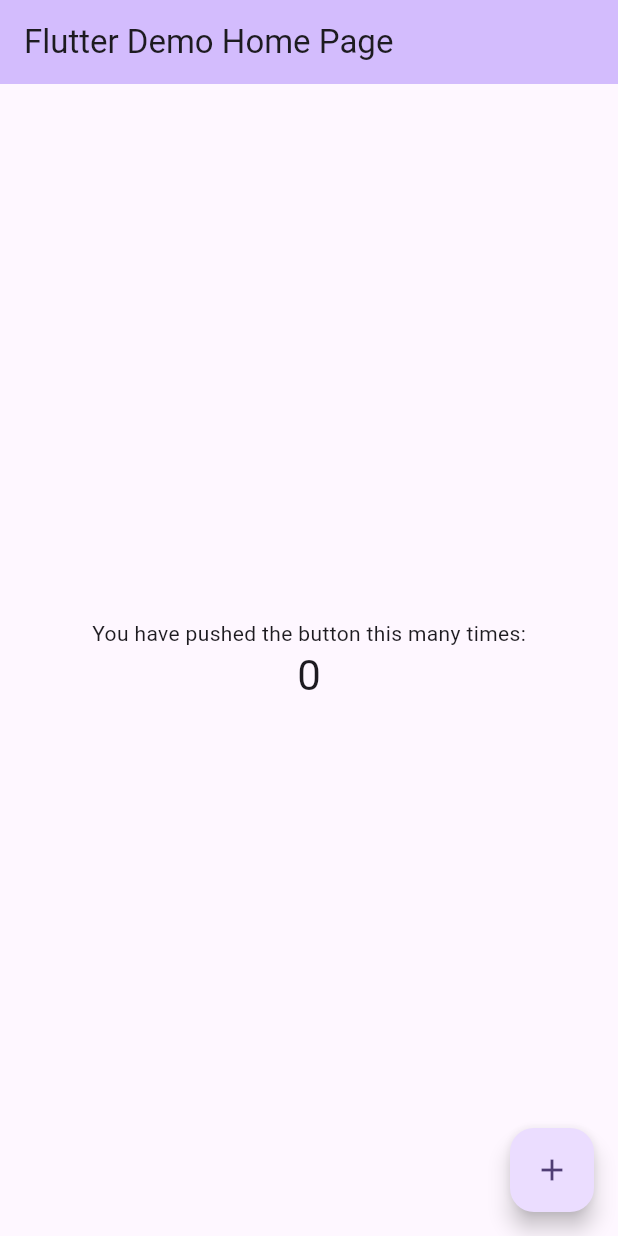
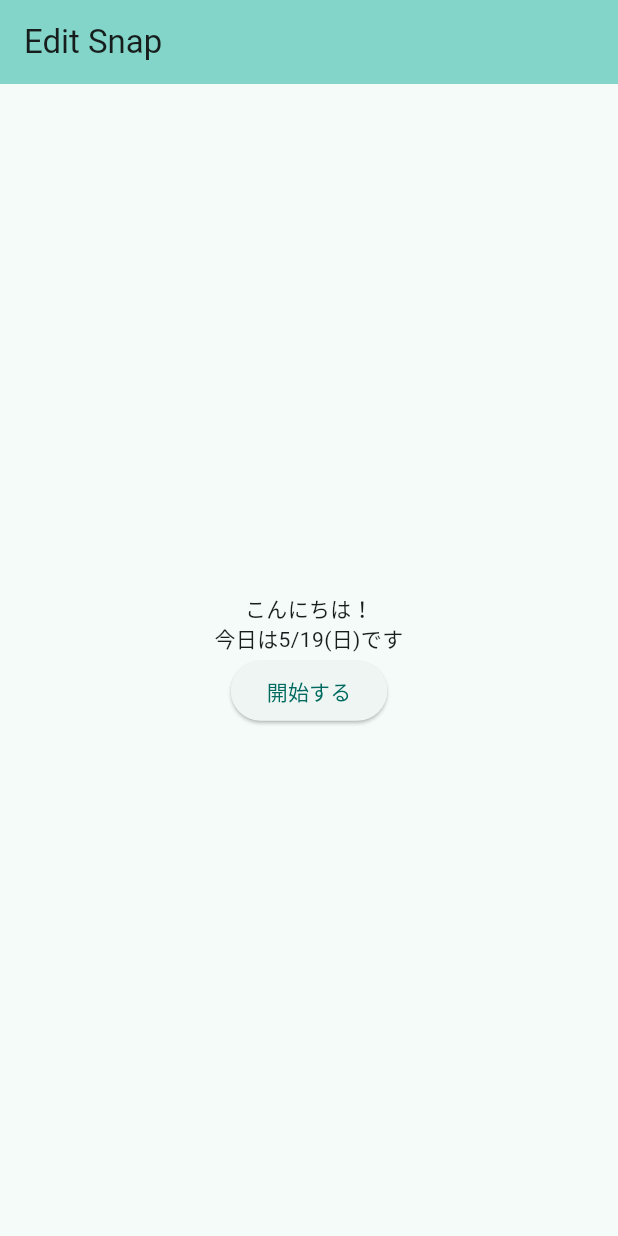
Before and after one commit to GOTOBUNNOHANAYOME/book_apps, a Flutter app: the screen it shows after launch, on a phone screen of 412 x 824 dp. Run offline on Flutter 3.47's test engine with Material 3 defaults, Android fonts, the phone set to English and light mode, and no system bars; generated files the repository leaves out were written again.

Commit message:
雛形作成

```diff
--- /dev/null
+++ b/5-3/l10n.yaml
@@ -0,0 +1,3 @@
+template-arb-file: app_ja.arb
+output-class: L10n
+nullable-getter: false
--- /dev/null
+++ b/5-3/lib/l10n/app_ja.arb
@@ -0,0 +1,16 @@
+{
+    "startScreenTitle": "Edit Snap",
+    "helloWorldOn": "こんにちは！\n今日は{date}です",
+    "@helloWorldOn": {
+        "placeholders": {
+            "date": {
+                "type": "DateTime",
+                "format": "MEd"
+            }
+        }
+    },
+    "start": "開始する",
+    "imageSelectScreenTitle": "画像を選択",
+    "imageSelect": "画像を選ぶ",
+    "imageEdit": "画像を編集する"
+}
--- a/5-3/lib/main.dart
+++ b/5-3/lib/main.dart
@@ -1,4 +1,6 @@
 import 'package:flutter/material.dart';
+import 'package:project/start_screen.dart';
+import 'package:flutter_gen/gen_l10n/app_localizations.dart';
 
 void main() {
   runApp(const MyApp());
@@ -7,119 +9,16 @@ void main() {
 class MyApp extends StatelessWidget {
   const MyApp({super.key});
 
-  // This widget is the root of your application.
   @override
   Widget build(BuildContext context) {
     return MaterialApp(
-      title: 'Flutter Demo',
+      localizationsDelegates: L10n.localizationsDelegates,
+      supportedLocales: L10n.supportedLocales,
+      title: 'Edit Snap',
       theme: ThemeData(
-        // This is the theme of your application.
-        //
-        // TRY THIS: Try running your application with "flutter run". You'll see
-        // the application has a purple toolbar. Then, without quitting the app,
-        // try changing the seedColor in the colorScheme below to Colors.green
-        // and then invoke "hot reload" (save your changes or press the "hot
-        // reload" button in a Flutter-supported IDE, or press "r" if you used
-        // the command line to start the app).
-        //
-        // Notice that the counter didn't reset back to zero; the application
-        // state is not lost during the reload. To reset the state, use hot
-        // restart instead.
-        //
-        // This works for code too, not just values: Most code changes can be
-        // tested with just a hot reload.
-        colorScheme: ColorScheme.fromSeed(seedColor: Colors.deepPurple),
-        useMaterial3: true,
+        colorScheme: ColorScheme.fromSeed(seedColor: Colors.teal)
       ),
-      home: const MyHomePage(title: 'Flutter Demo Home Page'),
+      home: const StartScreen(),
     );
   }
 }
-
-class MyHomePage extends StatefulWidget {
-  const MyHomePage({super.key, required this.title});
-
-  // This widget is the home page of your application. It is stateful, meaning
-  // that it has a State object (defined below) that contains fields that affect
-  // how it looks.
-
-  // This class is the configuration for the state. It holds the values (in this
-  // case the title) provided by the parent (in this case the App widget) and
-  // used by the build method of the State. Fields in a Widget subclass are
-  // always marked "final".
-
-  final String title;
-
-  @override
-  State<MyHomePage> createState() => _MyHomePageState();
-}
-
-class _MyHomePageState extends State<MyHomePage> {
-  int _counter = 0;
-
-  void _incrementCounter() {
-    setState(() {
-      // This call to setState tells the Flutter framework that something has
-      // changed in this State, which causes it to rerun the build method below
-      // so that the display can reflect the updated values. If we changed
-      // _counter without calling setState(), then the build method would not be
-      // called again, and so nothing would appear to happen.
-      _counter++;
-    });
-  }
-
-  @override
-  Widget build(BuildContext context) {
-    // This method is rerun every time setState is called, for instance as done
-    // by the _incrementCounter method above.
-    //
-    // The Flutter framework has been optimized to make rerunning build methods
-    // fast, so that you can just rebuild anything that needs updating rather
-    // than having to individually change instances of widgets.
-    return Scaffold(
-      appBar: AppBar(
-        // TRY THIS: Try changing the color here to a specific color (to
-        // Colors.amber, perhaps?) and trigger a hot reload to see the AppBar
-        // change color while the other colors stay the same.
-        backgroundColor: Theme.of(context).colorScheme.inversePrimary,
-        // Here we take the value from the MyHomePage object that was created by
-        // the App.build method, and use it to set our appbar title.
-        title: Text(widget.title),
-      ),
-      body: Center(
-        // Center is a layout widget. It takes a single child and positions it
-        // in the middle of the parent.
-        child: Column(
-          // Column is also a layout widget. It takes a list of children and
-          // arranges them vertically. By default, it sizes itself to fit its
-          // children horizontally, and tries to be as tall as its parent.
-          //
-          // Column has various properties to control how it sizes itself and
-          // how it positions its children. Here we use mainAxisAlignment to
-          // center the children vertically; the main axis here is the vertical
-          // axis because Columns are vertical (the cross axis would be
-          // horizontal).
-          //
-          // TRY THIS: Invoke "debug painting" (choose the "Toggle Debug Paint"
-          // action in the IDE, or press "p" in the console), to see the
-          // wireframe for each widget.
-          mainAxisAlignment: MainAxisAlignment.center,
-          children: <Widget>[
-            const Text(
-              'You have pushed the button this many times:',
-            ),
-            Text(
-              '$_counter',
-              style: Theme.of(context).textTheme.headlineMedium,
-            ),
-          ],
-        ),
-      ),
-      floatingActionButton: FloatingActionButton(
-        onPressed: _incrementCounter,
-        tooltip: 'Increment',
-        child: const Icon(Icons.add),
-      ), // This trailing comma makes auto-formatting nicer for build methods.
-    );
-  }
-}
--- /dev/null
+++ b/5-3/lib/start_screen.dart
@@ -0,0 +1,32 @@
+import 'package:flutter/material.dart';
+import 'package:flutter_gen/gen_l10n/app_localizations.dart';
+
+class StartScreen extends StatelessWidget {
+  const StartScreen({super.key});
+
+  @override
+  Widget build(BuildContext context) {
+    final l10n = L10n.of(context);
+    return Scaffold(
+      appBar: AppBar(
+        backgroundColor: Theme.of(context).colorScheme.inversePrimary,
+        title: Text(l10n.startScreenTitle),
+      ),
+      body: Center(
+        child: Column(
+          mainAxisAlignment: MainAxisAlignment.center,
+          children: [
+            Text(
+              l10n.helloWorldOn(DateTime.now()),
+              textAlign: TextAlign.center,
+            ),
+            ElevatedButton(
+              onPressed: (){},
+              child: Text(l10n.start)
+            )
+          ],
+        )
+      ),
+    );
+  }
+}
```
Also changed, not shown: 5-3/lib/image_select_screen.dart (added, +41 -0 lines), 5-3/pubspec.yaml (+10 -1 lines), 5-3/pubspec.lock, 15 other files.
